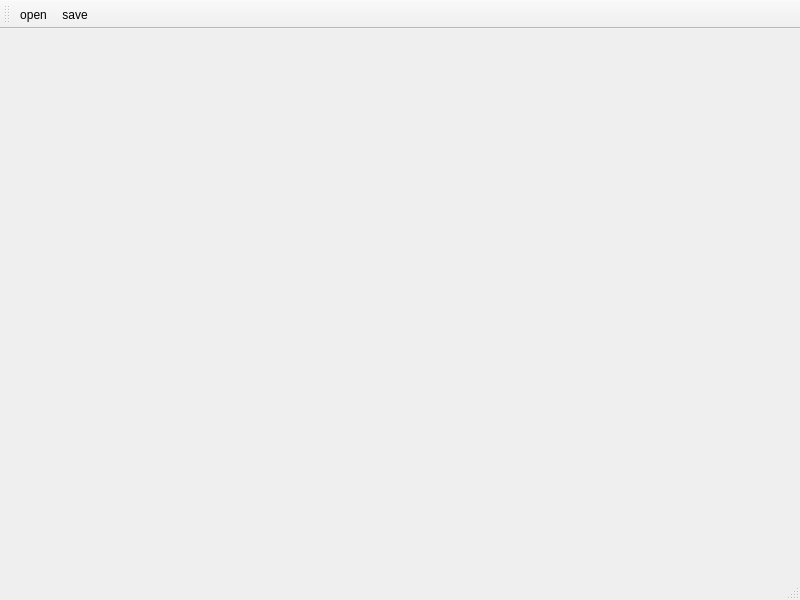
Above: BitburnerSavegameEditor/src/gui/MainWindow.ui from wy-bbw/bitburnersavegameeditor before the change. Below: the same form after it.
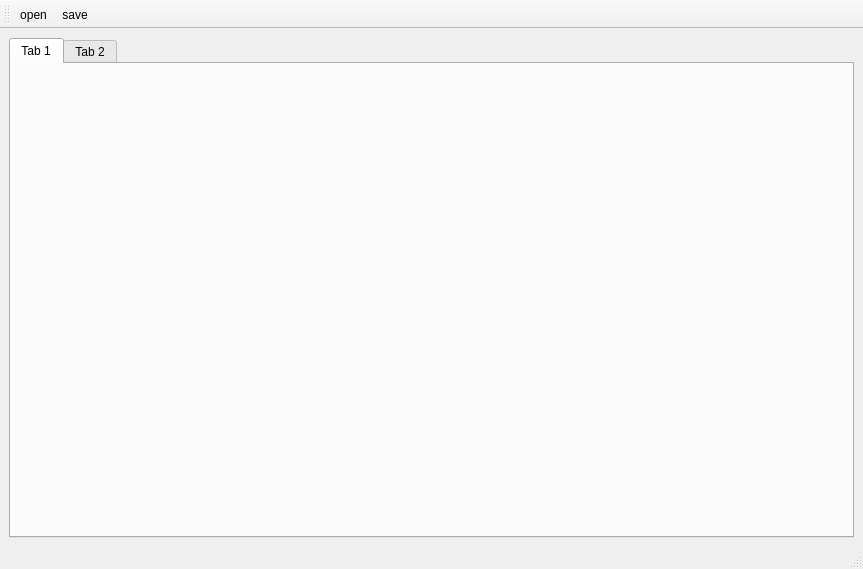
That is the form after the change.

```diff
--- a/BitburnerSavegameEditor/src/gui/MainWindow.ui
+++ b/BitburnerSavegameEditor/src/gui/MainWindow.ui
@@ -6,14 +6,31 @@
    <rect>
     <x>0</x>
     <y>0</y>
-    <width>800</width>
-    <height>600</height>
+    <width>863</width>
+    <height>569</height>
    </rect>
   </property>
   <property name="windowTitle">
    <string>MainWindow</string>
   </property>
-  <widget class="QWidget" name="centralwidget"/>
+  <widget class="QWidget" name="centralwidget">
+   <layout class="QGridLayout" name="gridLayout">
+    <item row="0" column="0">
+     <widget class="QTabWidget" name="tabWidget">
+      <widget class="QWidget" name="tab">
+       <attribute name="title">
+        <string>Tab 1</string>
+       </attribute>
+      </widget>
+      <widget class="QWidget" name="tab_2">
+       <attribute name="title">
+        <string>Tab 2</string>
+       </attribute>
+      </widget>
+     </widget>
+    </item>
+   </layout>
+  </widget>
   <widget class="QMenuBar" name="menubar">
    <property name="geometry">
     <rect>
```
Left out of the diff: 2 changed lines with no effect on the pictures.
